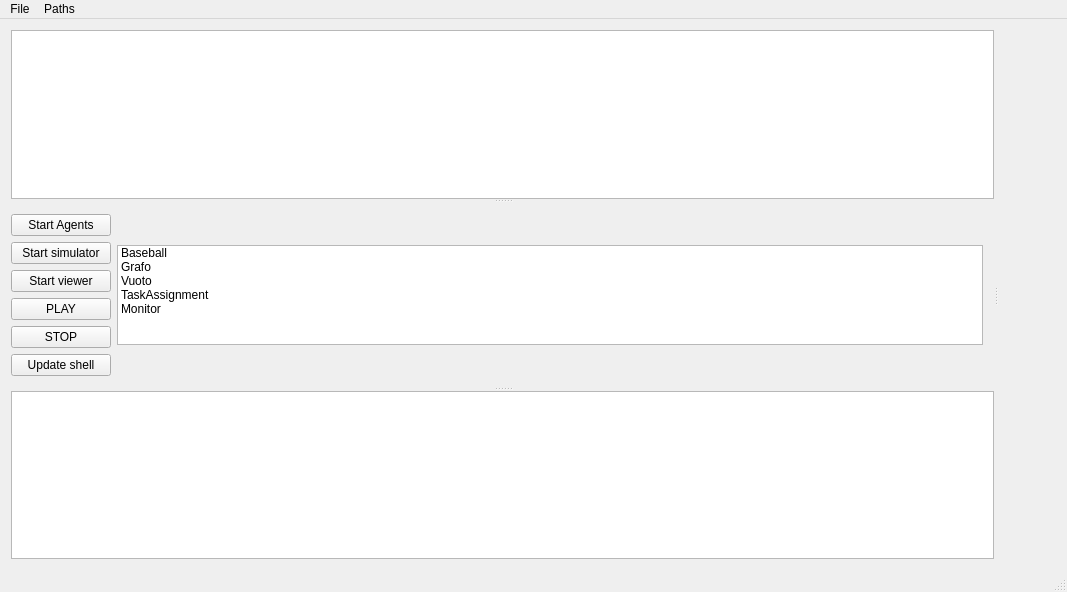
This is launcher/mainwindow.ui in MirkoFerrati/Ascari as Qt 5 draws it before an edit. The edited form follows.
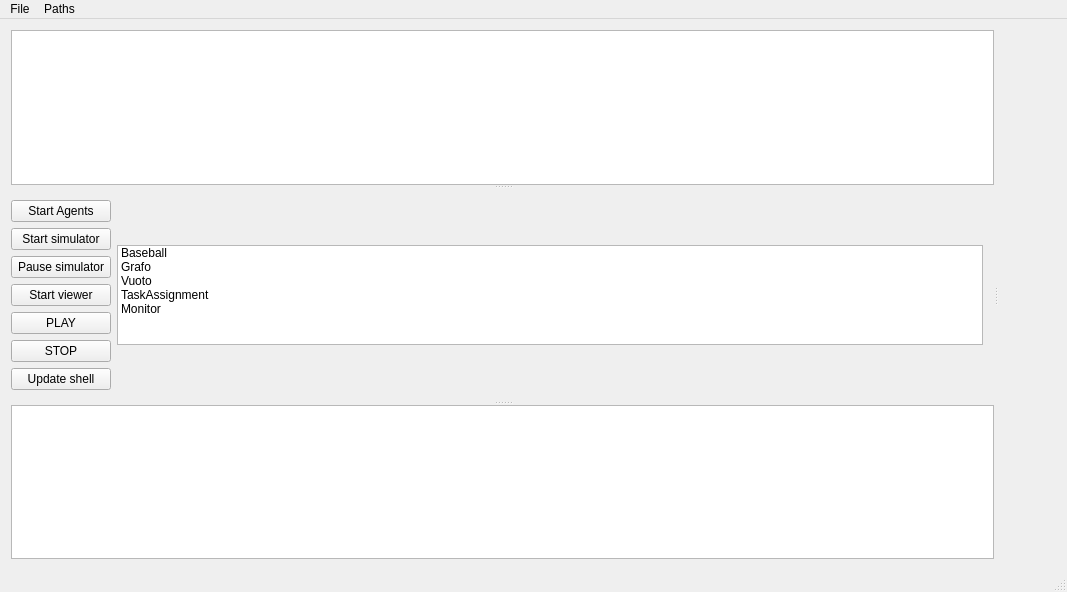
This is the edited form.

Commit message: Simulator e launcher adesso supportano la pausa

```diff
--- a/launcher/mainwindow.ui
+++ b/launcher/mainwindow.ui
@@ -126,6 +126,25 @@
             </widget>
            </item>
            <item>
+				   <widget class="QPushButton" name="PauseSimulator">
+					   <property name="sizePolicy">
+						   <sizepolicy hsizetype="MinimumExpanding" vsizetype="Fixed">
+							   <horstretch>0</horstretch>
+							   <verstretch>0</verstretch>
+						   </sizepolicy>
+					   </property>
+					   <property name="maximumSize">
+						   <size>
+							   <width>200</width>
+							   <height>16777215</height>
+						   </size>
+					   </property>
+					   <property name="text">
+						   <string>Pause simulator</string>
+					   </property>
+				   </widget>
+			   </item>
+			   <item>
             <widget class="QPushButton" name="StartViewer">
              <property name="sizePolicy">
               <sizepolicy hsizetype="MinimumExpanding" vsizetype="Fixed">
```
The commit also changes 6 other files.
